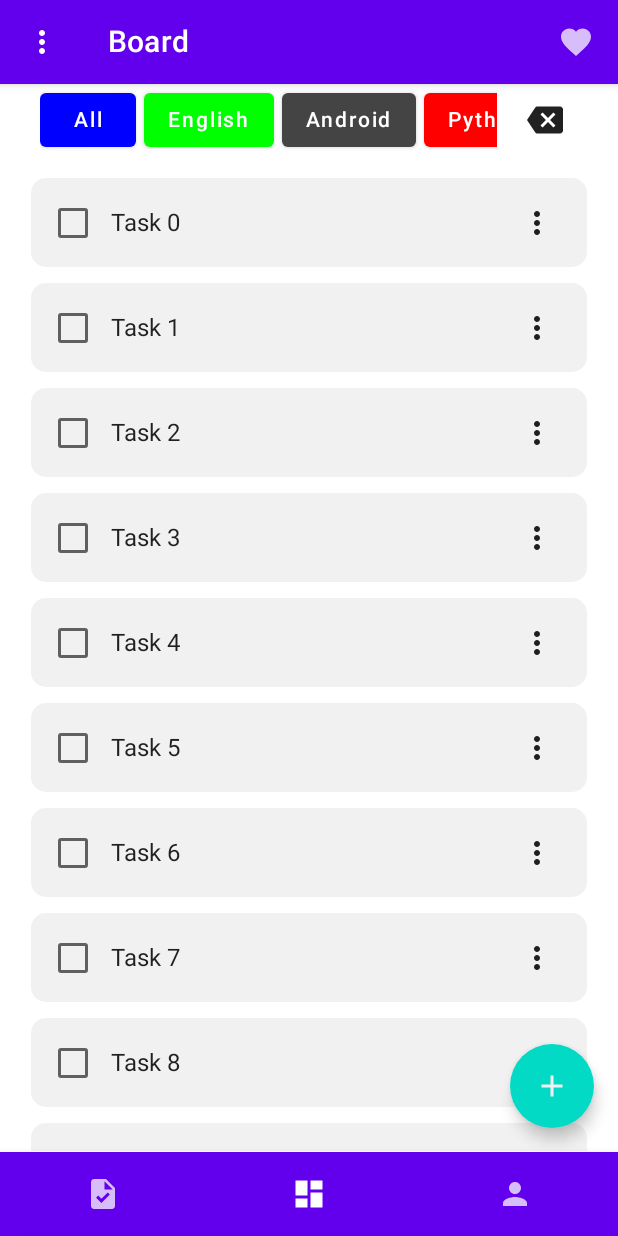
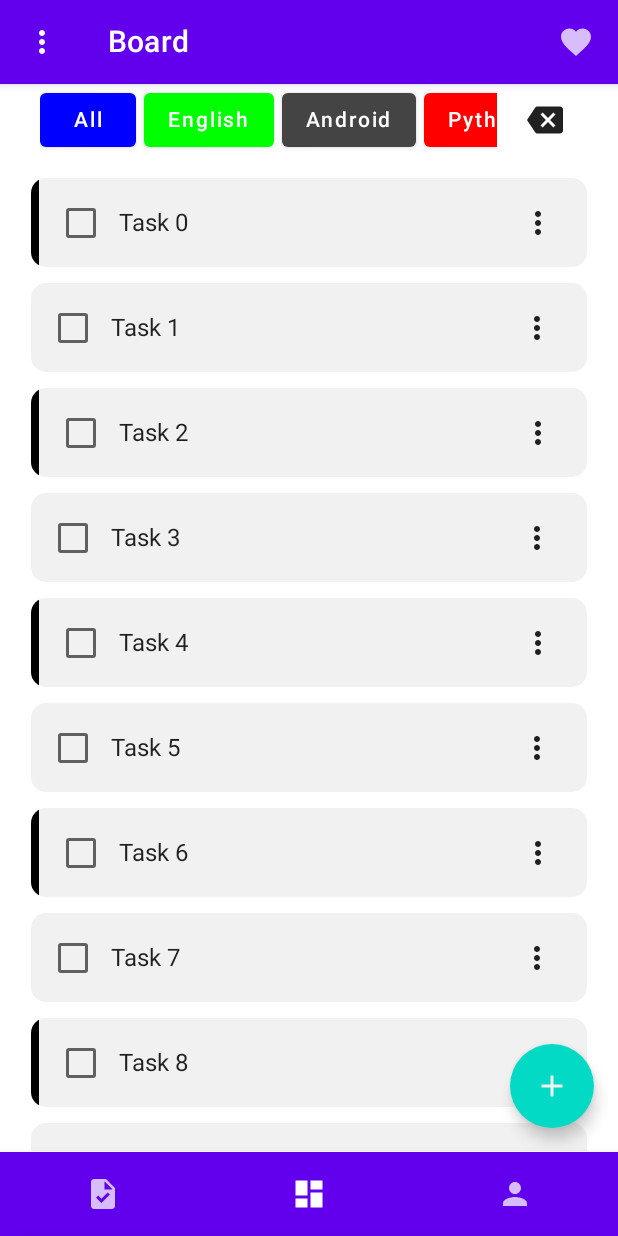
Before and after one commit to hoyipyik/pomotodoro-compose, an Android app built with Jetpack Compose: the screen it shows after launch (MainActivity), on a phone screen of 412 x 824 dp. Run offline under Robolectric (Android 15) with nearby library versions, the phone set to English and light mode, and no system bars.

Commit message:
upgrade added sign to taskItem on board

```diff
--- a/app/src/main/java/com/example/pomotodoro_compose/components/TaskItem.kt
+++ b/app/src/main/java/com/example/pomotodoro_compose/components/TaskItem.kt
@@ -1,6 +1,7 @@
 package com.example.pomotodoro_compose.components
 
 import androidx.compose.foundation.background
+import androidx.compose.foundation.border
 import androidx.compose.foundation.layout.*
 import androidx.compose.foundation.shape.RoundedCornerShape
 import androidx.compose.material.*
@@ -38,6 +39,8 @@ fun TaskItem(item: TasksData, type: String) {
             verticalAlignment = Alignment.CenterVertically
 
         ) {
+            if(type == "board" && toToday)
+                Box(modifier = Modifier.border(5.dp, Color.Black).width(5.dp).fillMaxHeight())
             Checkbox(
                 checked = isChecked,
                 onCheckedChange = {},
```
